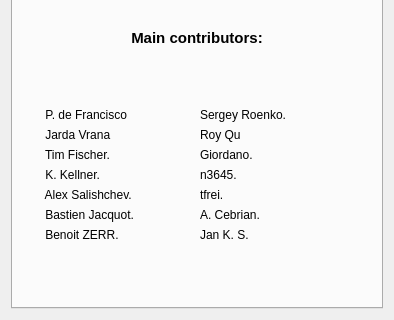
Old version of the form src/gui/dialogs/about.ui in the repository Arcachofo/SimulIDE-dev; both pictures show x 0 to 394 and y 280 to 600 of the 394 by 600 pixel window.
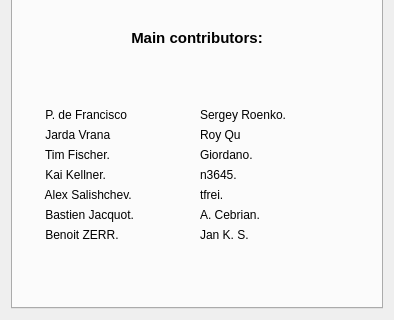
New version of the form. Icons and pictures are not drawn.

```diff
--- a/src/gui/dialogs/about.ui
+++ b/src/gui/dialogs/about.ui
@@ -492,7 +492,7 @@
             </sizepolicy>
            </property>
            <property name="text">
-            <string>       K. Kellner.</string>
+            <string>       Kai Kellner.</string>
            </property>
           </widget>
          </item>
```
